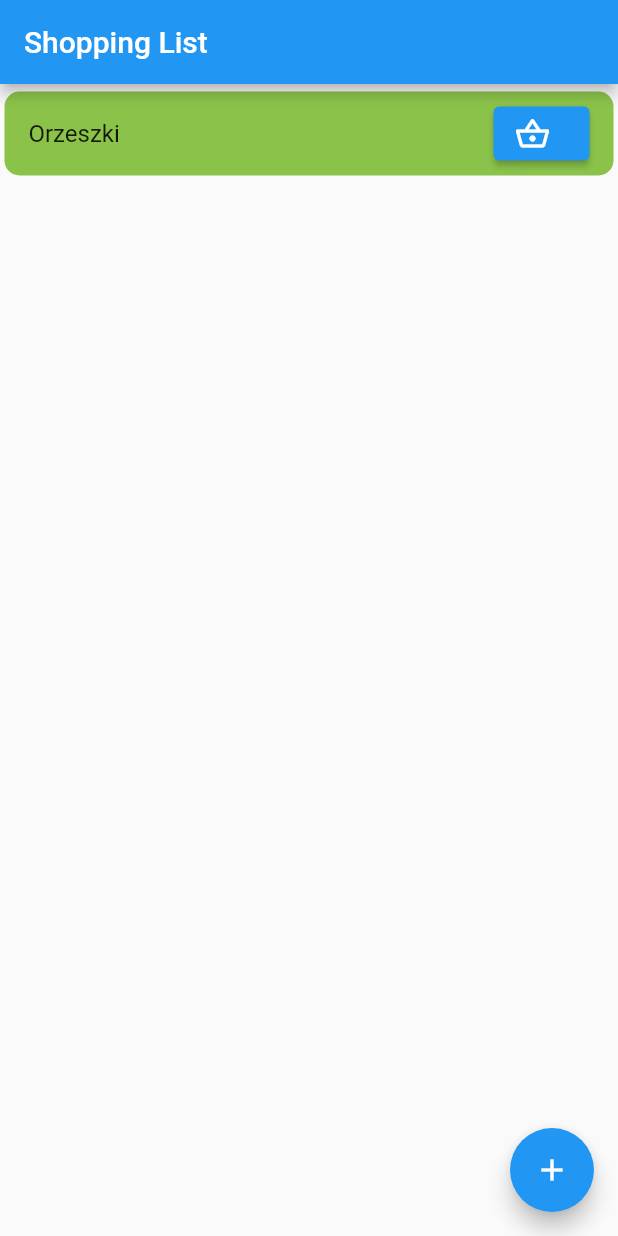
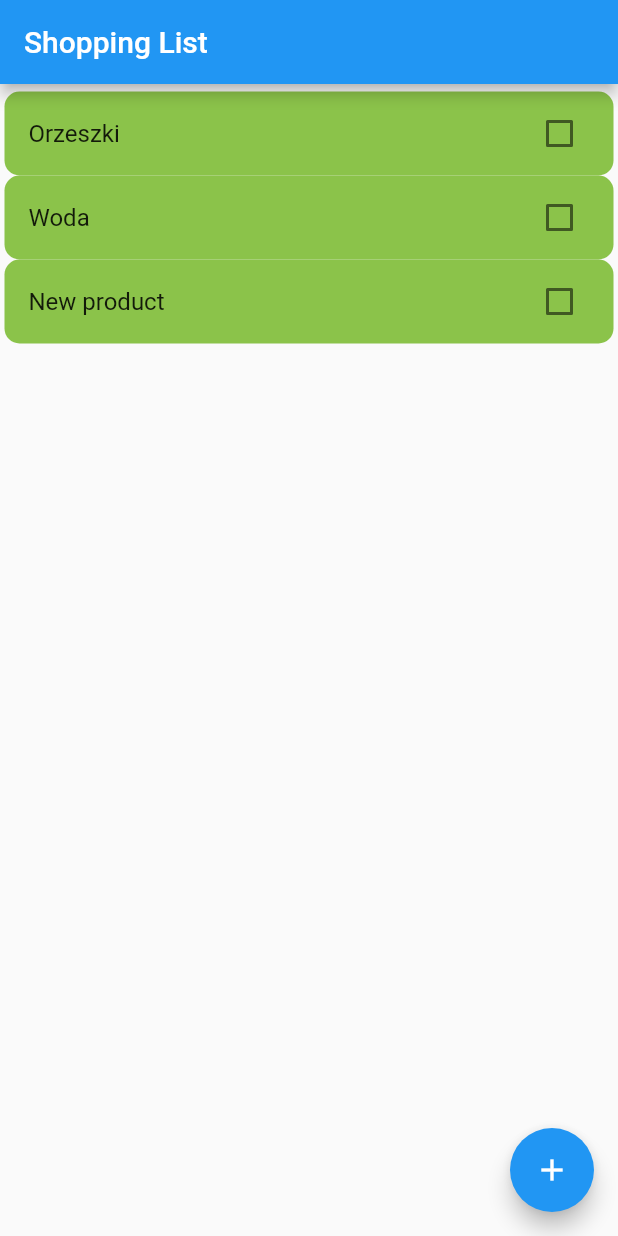
Before and after one commit to pwojnowski/shopping_list, a Flutter app: the screen it shows after launch, after a tap on the "add" icon, on a phone screen of 412 x 824 dp. Run offline on Flutter 3.47's test engine with Material 2 defaults, Android fonts, the phone set to English and light mode, and no system bars.

Commit message:
Use ListView.builder to render the list and use CheckboxListTile instead of own wheel

```diff
--- a/lib/main.dart
+++ b/lib/main.dart
@@ -35,8 +35,8 @@ class Product {
 
   Product(this.name);
 
-  void buy() {
-    bought = true;
+  void buy(bool buy) {
+    bought = buy;
     print('Bought $name');
   }
 
@@ -46,10 +46,16 @@ class Product {
 }
 
 class _MyHomePageState extends State<MyHomePage> {
-  final List<Product> _itemsToBuy = [Product("Orzeszki")];
+  final List<Product> _itemsToBuy = [
+    Product("Orzeszki"),
+    Product("Woda"),
+  ];
 
   void _addItems() {
-    print("Not implemented yet!");
+    print('Adding new product.');
+    setState(() {
+      _itemsToBuy.add(Product("New product"));
+    });
   }
 
   @override
@@ -59,7 +65,7 @@ class _MyHomePageState extends State<MyHomePage> {
         title: Text(widget.title),
       ),
       body: Center(
-        child: buildColumnContent(),
+        child: _buildListContent(),
       ),
       floatingActionButton: FloatingActionButton(
         onPressed: _addItems,
@@ -69,42 +75,29 @@ class _MyHomePageState extends State<MyHomePage> {
     );
   }
 
-  Widget buildColumnContent() {
+  Widget _buildListContent() {
     if (_itemsToBuy.isEmpty) {
       return const Text('Add items to the list!');
     }
-    return ListView(
+    return ListView.builder(
       padding: const EdgeInsets.symmetric(vertical: 5, horizontal: 3),
-      children: renderProducts(),
+      itemCount: _itemsToBuy.length,
+      itemBuilder: (ctx, idx) => _renderProduct(_itemsToBuy[idx]),
     );
   }
 
-  List<Widget> renderProducts() {
-    return _itemsToBuy.map((product) => renderProduct(product)).toList();
-  }
-
-  Widget renderProduct(Product product) {
-    return ListTile(
+  Widget _renderProduct(Product product) {
+    return CheckboxListTile(
       key: ValueKey(product.name),
       title: Text(product.name),
       shape: RoundedRectangleBorder(borderRadius: BorderRadius.circular(10)),
       tileColor: Colors.lightGreen,
+      value: product.bought,
+      onChanged: (value) => setState(() {
+        print("checkbox value: $value");
+        product.buy(value ?? false);
+      }),
       //leading: const Icon(Icons.circle, size: 10),
-      trailing: createProductButtons(product),
-    );
-  }
-
-  Widget createProductButtons(Product product) {
-    return SizedBox(
-      child: Row(
-        mainAxisSize: MainAxisSize.min,
-        children: [
-          ElevatedButton.icon(
-              onPressed: () => {product.buy()},
-              icon: const Icon(Icons.shopping_basket_outlined),
-              label: const Text(""))
-        ],
-      ),
     );
   }
 }
```
